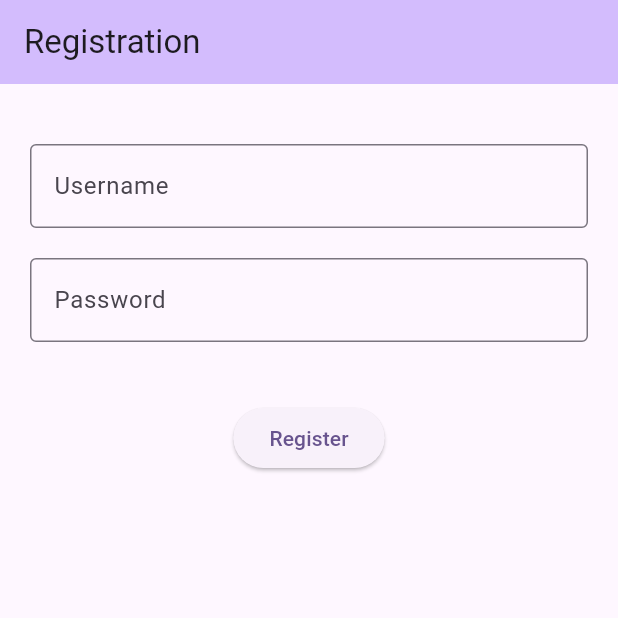
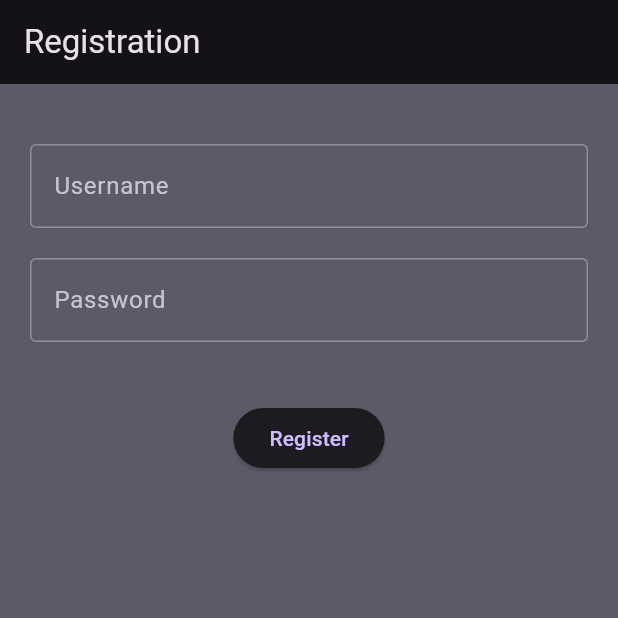
Before and after one commit to etaghiye/mdo, a Flutter app: the screen it shows after launch, on a phone screen of 412 x 824 dp, the top half of it. Run offline on Flutter 3.47's test engine with Material 3 defaults, Android fonts, the phone set to English and light mode, and no system bars; our stand-ins replace flutter_bloc, shared_preferences.

Commit message:
Registration

```diff
--- /dev/null
+++ b/lib/helpers/AppPallete.dart
@@ -0,0 +1,5 @@
+import 'package:flutter/material.dart';
+
+class AppPallete {
+  static const backgroundColor = Color.fromRGBO(91, 91, 104, 1.0);
+}
--- /dev/null
+++ b/lib/helpers/AppTheme.dart
@@ -0,0 +1,13 @@
+import 'package:flutter/material.dart';
+
+import 'AppPallete.dart';
+
+class AppTheme {
+  static final darkThemeMode = ThemeData.dark().copyWith(
+    scaffoldBackgroundColor: AppPallete.backgroundColor,
+    inputDecorationTheme: const InputDecorationTheme(
+      border: OutlineInputBorder(),
+    ),
+    // appBarTheme: AppBarTheme(color: AppPallete.backgroundColor),
+  );
+}
--- a/lib/main.dart
+++ b/lib/main.dart
@@ -1,5 +1,6 @@
 import 'package:flutter/material.dart';
 import 'package:flutter_bloc/flutter_bloc.dart';
+import 'package:mdo/helpers/AppTheme.dart';
 import 'package:mdo/pages/StartPage.dart';
 
 import 'models/LoginBloc.dart';
@@ -17,10 +18,7 @@ class MyApp extends StatelessWidget {
     return BlocProvider(
       create: (_) => LoginBloc(),
       child: MaterialApp(
-        theme: ThemeData(
-          colorScheme: ColorScheme.fromSeed(seedColor: Colors.deepPurple),
-          useMaterial3: true,
-        ),
+        theme: AppTheme.darkThemeMode,
         home: const StartPage(),
         debugShowCheckedModeBanner: false,
       ),
--- a/lib/pages/home/HomePage.dart
+++ b/lib/pages/home/HomePage.dart
@@ -33,7 +33,7 @@ class _HomePageState extends State<HomePage> {
       onTap: () => FocusManager.instance.primaryFocus!.unfocus(),
       child: Scaffold(
         appBar: AppBar(
-          backgroundColor: Theme.of(context).colorScheme.inversePrimary,
+          // backgroundColor: Theme.of(context).colorScheme.inversePrimary,
           title: const Text('Home'),
         ),
         body: Padding(
--- a/lib/pages/login/LoginPage.dart
+++ b/lib/pages/login/LoginPage.dart
@@ -21,7 +21,7 @@ class _LoginPageState extends State<LoginPage> {
   Widget build(BuildContext context) {
     return Scaffold(
       appBar: AppBar(
-        backgroundColor: Theme.of(context).colorScheme.inversePrimary,
+        // backgroundColor: Theme.of(context).colorScheme.inversePrimary,
         title: const Text('Login'),
       ),
       body: Padding(
@@ -56,7 +56,6 @@ class _LoginPageState extends State<LoginPage> {
       controller: _usernameController,
       decoration: const InputDecoration(
         labelText: 'Username',
-        border: OutlineInputBorder(),
       ),
       validator: (value) {
         if (value == null || value.isEmpty) {
@@ -76,7 +75,6 @@ class _LoginPageState extends State<LoginPage> {
       controller: _passwordController,
       decoration: const InputDecoration(
         labelText: 'Password',
-        border: OutlineInputBorder(),
       ),
       validator: (value) {
         if (value == null || value.isEmpty) {
--- a/lib/pages/login/RegistrationPage.dart
+++ b/lib/pages/login/RegistrationPage.dart
@@ -17,7 +17,7 @@ class _RegistrationPageState extends State<RegistrationPage> {
   Widget build(BuildContext context) {
     return Scaffold(
       appBar: AppBar(
-        backgroundColor: Theme.of(context).colorScheme.inversePrimary,
+        // backgroundColor: Theme.of(context).colorScheme.inversePrimary,
         title: const Text('Registration'),
       ),
       body: Padding(
@@ -47,7 +47,6 @@ class _RegistrationPageState extends State<RegistrationPage> {
       controller: _usernameController,
       decoration: const InputDecoration(
         labelText: 'Username',
-        border: OutlineInputBorder(),
       ),
       validator: (value) {
         if (value == null || value.isEmpty) {
@@ -67,7 +66,6 @@ class _RegistrationPageState extends State<RegistrationPage> {
       controller: _passwordController,
       decoration: const InputDecoration(
         labelText: 'Password',
-        border: OutlineInputBorder(),
       ),
       validator: (value) {
         if (value == null || value.isEmpty) {
```
